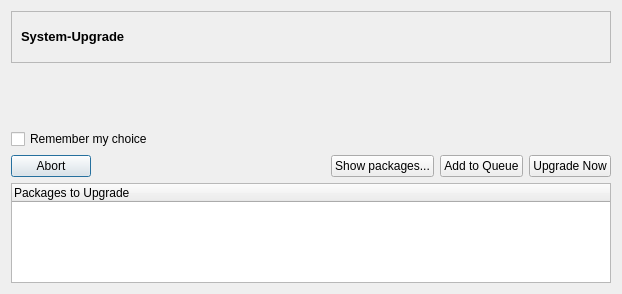
Qt form trunk/shaman/ui/upgradeDialog.ui (drf/shaman1) before a commit.
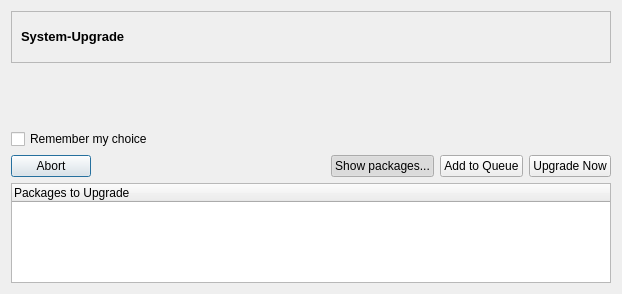
The same form after that commit. Icons and pictures are not drawn.

Patch:
```diff
--- a/trunk/shaman/ui/upgradeDialog.ui
+++ b/trunk/shaman/ui/upgradeDialog.ui
@@ -96,6 +96,9 @@
        <property name="checkable" >
         <bool>true</bool>
        </property>
+       <property name="checked" >
+        <bool>true</bool>
+       </property>
       </widget>
      </item>
      <item>
```
Left out of the diff: 19 changed lines with no effect on the pictures.
